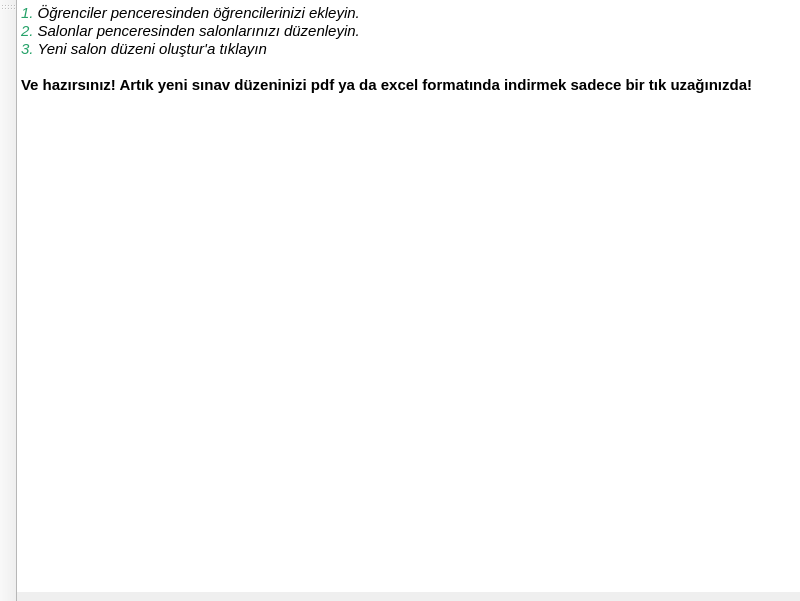
Qt form Forms/mainwindow.ui (yoseidonn/Kelebek-App) before a commit.
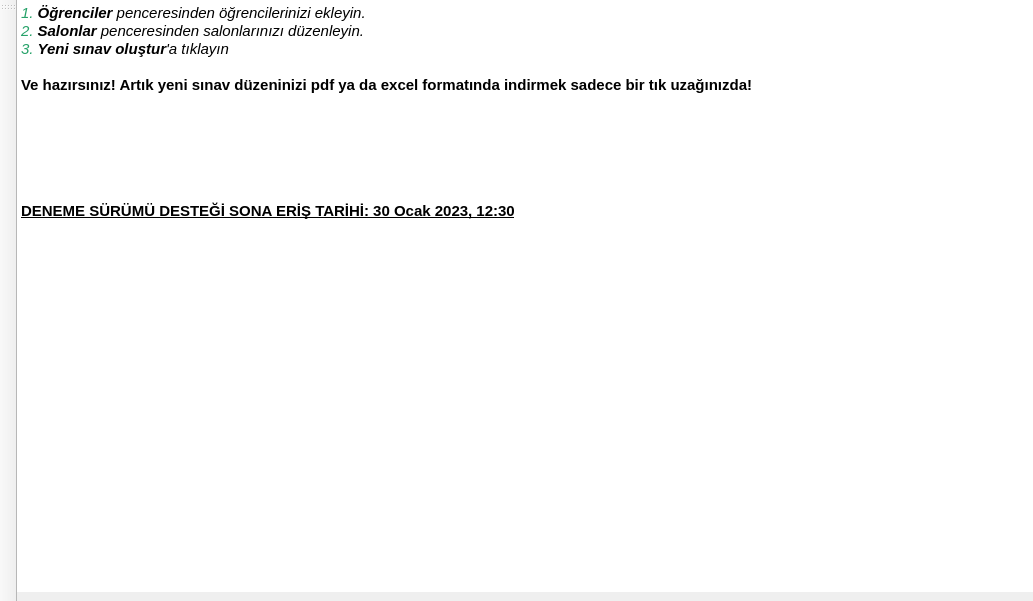
The same form after that commit.

Commit message: 30 OCAK DENEME SÜRÜMÜ EKLEME

```diff
--- a/Forms/mainwindow.ui
+++ b/Forms/mainwindow.ui
@@ -6,7 +6,7 @@
    <rect>
     <x>0</x>
     <y>0</y>
-    <width>800</width>
+    <width>1033</width>
     <height>601</height>
    </rect>
   </property>
@@ -137,7 +137,7 @@
                 <item>
                  <layout class="QHBoxLayout" name="frameLayout">
                   <item>
-                   <widget class="QTextEdit" name="textEdit">
+                   <widget class="QTextBrowser" name="textBrowser">
                     <property name="minimumSize">
                      <size>
                       <width>772</width>
@@ -149,11 +149,18 @@
 &lt;html&gt;&lt;head&gt;&lt;meta name=&quot;qrichtext&quot; content=&quot;1&quot; /&gt;&lt;style type=&quot;text/css&quot;&gt;
 p, li { white-space: pre-wrap; }
 &lt;/style&gt;&lt;/head&gt;&lt;body style=&quot; font-family:'Ubuntu'; font-size:11pt; font-weight:400; font-style:normal;&quot;&gt;
-&lt;p style=&quot; margin-top:0px; margin-bottom:0px; margin-left:0px; margin-right:0px; -qt-block-indent:0; text-indent:0px;&quot;&gt;&lt;span style=&quot; font-style:italic; color:#26a269;&quot;&gt;1. &lt;/span&gt;&lt;span style=&quot; font-style:italic;&quot;&gt;Öğrenciler penceresinden öğrencilerinizi ekleyin.&lt;/span&gt;&lt;/p&gt;
-&lt;p style=&quot; margin-top:0px; margin-bottom:0px; margin-left:0px; margin-right:0px; -qt-block-indent:0; text-indent:0px;&quot;&gt;&lt;span style=&quot; font-style:italic; color:#26a269;&quot;&gt;2. &lt;/span&gt;&lt;span style=&quot; font-style:italic;&quot;&gt;Salonlar penceresinden salonlarınızı düzenleyin.&lt;/span&gt;&lt;/p&gt;
-&lt;p style=&quot; margin-top:0px; margin-bottom:0px; margin-left:0px; margin-right:0px; -qt-block-indent:0; text-indent:0px;&quot;&gt;&lt;span style=&quot; font-style:italic; color:#26a269;&quot;&gt;3. &lt;/span&gt;&lt;span style=&quot; font-style:italic;&quot;&gt;Yeni salon düzeni oluştur'a tıklayın&lt;/span&gt;&lt;/p&gt;
+&lt;p style=&quot; margin-top:0px; margin-bottom:0px; margin-left:0px; margin-right:0px; -qt-block-indent:0; text-indent:0px;&quot;&gt;&lt;span style=&quot; font-style:italic; color:#26a269;&quot;&gt;1. &lt;/span&gt;&lt;span style=&quot; font-weight:600; font-style:italic;&quot;&gt;Öğrenciler&lt;/span&gt;&lt;span style=&quot; font-style:italic;&quot;&gt; penceresinden öğrencilerinizi ekleyin.&lt;/span&gt;&lt;/p&gt;
+&lt;p style=&quot; margin-top:0px; margin-bottom:0px; margin-left:0px; margin-right:0px; -qt-block-indent:0; text-indent:0px;&quot;&gt;&lt;span style=&quot; font-style:italic; color:#26a269;&quot;&gt;2. &lt;/span&gt;&lt;span style=&quot; font-weight:600; font-style:italic;&quot;&gt;Salonlar&lt;/span&gt;&lt;span style=&quot; font-style:italic;&quot;&gt; penceresinden salonlarınızı düzenleyin.&lt;/span&gt;&lt;/p&gt;
+&lt;p style=&quot; margin-top:0px; margin-bottom:0px; margin-left:0px; margin-right:0px; -qt-block-indent:0; text-indent:0px;&quot;&gt;&lt;span style=&quot; font-style:italic; color:#26a269;&quot;&gt;3. &lt;/span&gt;&lt;span style=&quot; font-weight:600; font-style:italic;&quot;&gt;Yeni sınav oluştur&lt;/span&gt;&lt;span style=&quot; font-style:italic;&quot;&gt;'a tıklayın&lt;/span&gt;&lt;/p&gt;
 &lt;p style=&quot;-qt-paragraph-type:empty; margin-top:0px; margin-bottom:0px; margin-left:0px; margin-right:0px; -qt-block-indent:0; text-indent:0px;&quot;&gt;&lt;br /&gt;&lt;/p&gt;
-&lt;p style=&quot; margin-top:0px; margin-bottom:0px; margin-left:0px; margin-right:0px; -qt-block-indent:0; text-indent:0px;&quot;&gt;&lt;span style=&quot; font-weight:600; color:#000000;&quot;&gt;Ve hazırsınız! Artık yeni sınav düzeninizi pdf ya da excel formatında indirmek sadece bir tık uzağınızda!&lt;/span&gt;&lt;/p&gt;&lt;/body&gt;&lt;/html&gt;</string>
+&lt;p style=&quot; margin-top:0px; margin-bottom:0px; margin-left:0px; margin-right:0px; -qt-block-indent:0; text-indent:0px;&quot;&gt;&lt;span style=&quot; font-weight:600; color:#000000;&quot;&gt;Ve hazırsınız! Artık yeni sınav düzeninizi pdf ya da excel formatında indirmek sadece bir tık uzağınızda!&lt;/span&gt;&lt;/p&gt;
+&lt;p style=&quot;-qt-paragraph-type:empty; margin-top:0px; margin-bottom:0px; margin-left:0px; margin-right:0px; -qt-block-indent:0; text-indent:0px; font-weight:600; color:#000000;&quot;&gt;&lt;br /&gt;&lt;/p&gt;
+&lt;p style=&quot;-qt-paragraph-type:empty; margin-top:0px; margin-bottom:0px; margin-left:0px; margin-right:0px; -qt-block-indent:0; text-indent:0px; font-weight:600; color:#000000;&quot;&gt;&lt;br /&gt;&lt;/p&gt;
+&lt;p style=&quot;-qt-paragraph-type:empty; margin-top:0px; margin-bottom:0px; margin-left:0px; margin-right:0px; -qt-block-indent:0; text-indent:0px; font-weight:600; color:#000000;&quot;&gt;&lt;br /&gt;&lt;/p&gt;
+&lt;p style=&quot;-qt-paragraph-type:empty; margin-top:0px; margin-bottom:0px; margin-left:0px; margin-right:0px; -qt-block-indent:0; text-indent:0px; font-weight:600; color:#000000;&quot;&gt;&lt;br /&gt;&lt;/p&gt;
+&lt;p style=&quot;-qt-paragraph-type:empty; margin-top:0px; margin-bottom:0px; margin-left:0px; margin-right:0px; -qt-block-indent:0; text-indent:0px; font-weight:600; color:#000000;&quot;&gt;&lt;br /&gt;&lt;/p&gt;
+&lt;p style=&quot;-qt-paragraph-type:empty; margin-top:0px; margin-bottom:0px; margin-left:0px; margin-right:0px; -qt-block-indent:0; text-indent:0px; font-weight:600; color:#000000;&quot;&gt;&lt;br /&gt;&lt;/p&gt;
+&lt;p style=&quot; margin-top:0px; margin-bottom:0px; margin-left:0px; margin-right:0px; -qt-block-indent:0; text-indent:0px;&quot;&gt;&lt;span style=&quot; font-weight:600; text-decoration: underline; color:#000000;&quot;&gt;DENEME SÜRÜMÜ DESTEĞİ SONA ERİŞ TARİHİ: 30 Ocak 2023, 12:30&lt;/span&gt;&lt;/p&gt;&lt;/body&gt;&lt;/html&gt;</string>
                     </property>
                    </widget>
                   </item>
```
Left out of the diff: 2 changed lines with no effect on the pictures. The commit also changes 41 other files.
